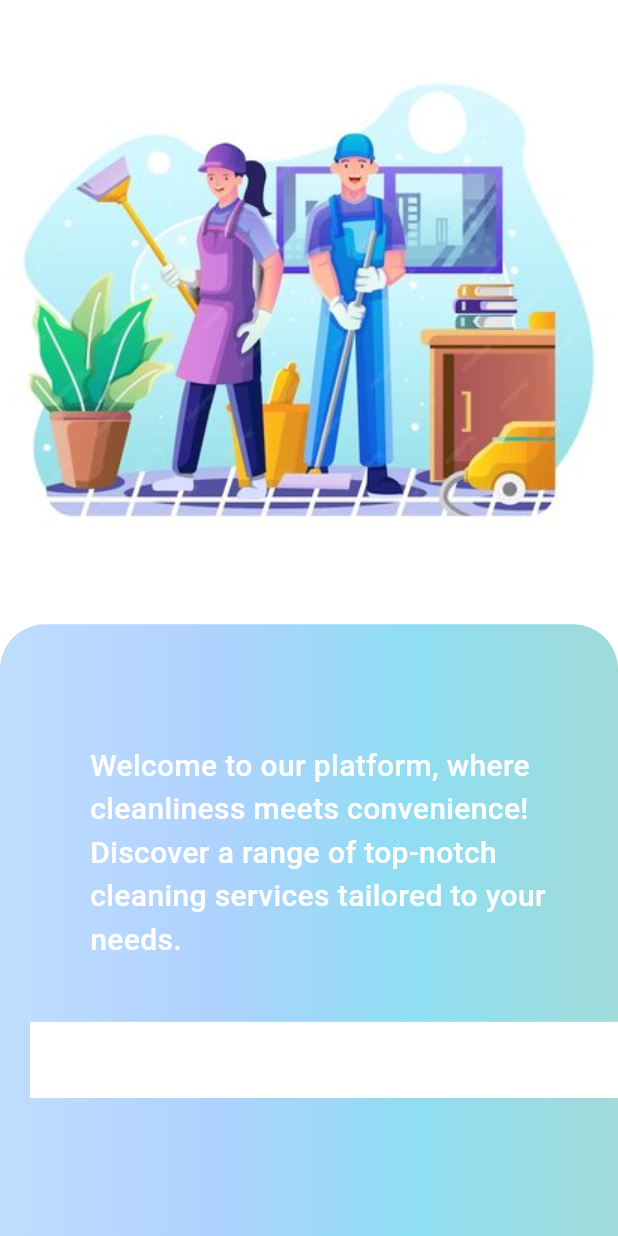
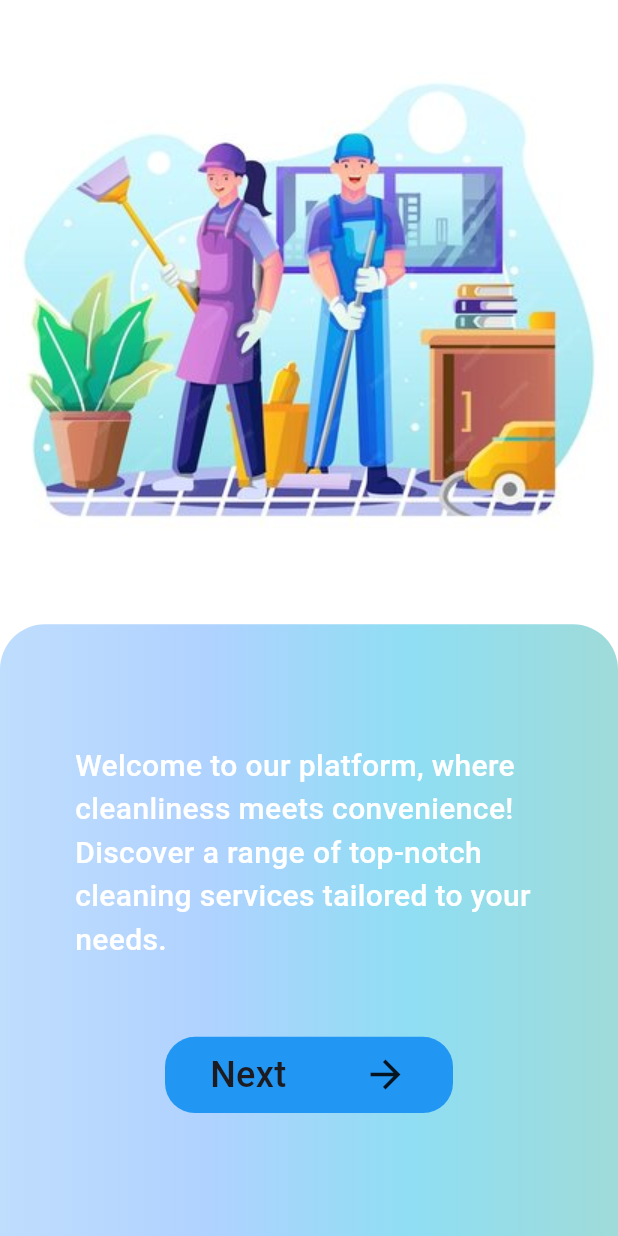
Before and after one commit to MianUsamaRasheed/jobVortex, a Flutter app: the screen it shows after launch, on a phone screen of 412 x 824 dp. Run offline on Flutter 3.47's test engine with Material 3 defaults, Android fonts, the phone set to English and light mode, and no system bars; our stand-ins replace page_transition.

Commit message:
After completing introductory screens UI

```diff
--- /dev/null
+++ b/lib/Model/sharedUI_Components/bottomSheetContainer.dart
@@ -0,0 +1,85 @@
+import 'package:flutter/material.dart';
+import 'package:jobvortex/Model/utils/colors.dart';
+import 'package:jobvortex/Model/utils/dimension.dart';
+
+
+class BottomSheetContainer extends StatelessWidget {
+  const BottomSheetContainer({
+    super.key,
+    required this.textData,
+    required this.onPressed,
+
+  });
+  final String textData;
+  final VoidCallback onPressed;
+  @override
+  Widget build(BuildContext context) {
+    return Container(
+      decoration: const BoxDecoration(
+        borderRadius: BorderRadius.only(
+          topRight: Radius.circular(30),
+          topLeft: Radius.circular(30),
+        ),
+        gradient: LinearGradient(
+          colors: gradientColors,
+          begin: Alignment.topLeft,
+          end:  Alignment.topRight,
+        ) ,
+      ),
+      padding: const EdgeInsets.only(top: 30,),
+      child: Column(
+        crossAxisAlignment: CrossAxisAlignment.stretch,
+        children: [
+          Padding(
+            padding: const EdgeInsets.all(50.0),
+            child: Text(
+              textData,
+              style: const TextStyle(
+                fontSize: 20,
+                color: Colors.white,
+                fontWeight: FontWeight.w500,
+              ),
+
+            ),
+          ),
+
+
+          Padding(
+            padding: const EdgeInsets.only(left: 110,right: 110),
+            child: GestureDetector(
+              onTap: onPressed,
+              child: Container(
+                padding: const EdgeInsets.only(left: 30,right: 30),
+                width: widgetWidth(100),
+                height: widgetHeight(50),
+                decoration: const BoxDecoration(
+                  color: Colors.blue,
+                  borderRadius: BorderRadius.all(Radius.circular(20),),
+
+                ),
+                child: const Row(
+                  mainAxisAlignment: MainAxisAlignment.spaceBetween,
+                  children: [
+                    Text(
+                      "Next",
+                      style: TextStyle(
+                        fontSize: 24,
+                        fontWeight: FontWeight.w500,
+                      ),
+                    ),
+                    Icon(
+                      Icons.arrow_forward,
+                      size: 30,
+                    ),
+
+                  ],
+                ),
+              ),
+            ),
+          ),
+
+        ],
+      ),
+    );
+  }
+}
--- /dev/null
+++ b/lib/Model/utils/colors.dart
@@ -0,0 +1,14 @@
+import 'package:flutter/material.dart';
+
+Color splash_Background_Color = Color(0xFFFAFAFA);
+Color? splash_title_color =  Colors.blue[800];
+Color? cleaning_intro_color = Colors.white;
+Color? cleaning_intro_bottom_color = Colors.blue[300];
+
+
+const List<Color> gradientColors = [
+  Color(0xFFBFDDFD),
+  Color(0xFFB0D2FF),
+  Color(0xFF8FDEF3),
+  Color(0xFF9FDBD9),
+];
--- a/lib/Model/utils/constant.dart
+++ b/lib/Model/utils/constant.dart
@@ -6,18 +6,3 @@ class AppConstant{
   static const double designWidth = 375;
 
 }
-
-// colors constant
-
-Color splash_Background_Color = Color(0xFFFAFAFA);
-Color? splash_title_color =  Colors.blue[800];
-Color? cleaning_intro_color = Colors.white;
-Color? cleaning_intro_bottom_color = Colors.blue[300];
-
-
-const List<Color> gradientColors = [
-  Color(0xFFBFDDFD),
-  Color(0xFFB0D2FF),
-  Color(0xFF8FDEF3),
-  Color(0xFF9FDBD9),
-];
--- /dev/null
+++ b/lib/View/Introductory_UI/cleaningIntro.dart
@@ -0,0 +1,44 @@
+import 'package:flutter/material.dart';
+import 'package:jobvortex/Model/utils/colors.dart';
+import 'package:jobvortex/Model/utils/dimension.dart';
+import 'package:jobvortex/Model/sharedUI_Components/bottomSheetContainer.dart';
+import 'package:jobvortex/View/Introductory_UI/electricianIntro.dart';
+import 'package:page_transition/page_transition.dart';
+
+class CleaningIntro extends StatelessWidget {
+  const CleaningIntro({super.key});
+
+  @override
+  Widget build(BuildContext context) {
+    return SafeArea(
+      child: Scaffold(
+        backgroundColor: cleaning_intro_color,
+        body: Column(
+          children: [
+            SizedBox(
+              child: Image.asset('images/cleaningIntro.jpg'),
+            ),
+            SizedBox(
+              height: widgetHeight(16),
+            ),
+            Expanded(
+              child: BottomSheetContainer(
+                textData:
+                    "Welcome to our platform, where cleanliness meets convenience! Discover a range of top-notch cleaning services tailored to your needs. ",
+                onPressed: () {
+                  Navigator.push(
+                    context,
+                    PageTransition(
+                      type: PageTransitionType.rightToLeft,
+                      child: const ElectricianIntro(),
+                    ),
+                  );
+                },
+              ),
+            ),
+          ],
+        ),
+      ),
+    );
+  }
+}
--- a/lib/View/splash.dart
+++ b/lib/View/Introductory_UI/splash.dart
@@ -1,7 +1,7 @@
 import 'package:flutter/material.dart';
-import 'package:jobvortex/Model/utils/constant.dart';
+import 'package:jobvortex/Model/utils/colors.dart';
 import 'package:jobvortex/Model/utils/dimension.dart';
-import 'package:jobvortex/View/cleaningIntro.dart';
+import 'package:jobvortex/View/Introductory_UI/cleaningIntro.dart';
 import 'package:page_transition/page_transition.dart';
 
 class Splash extends StatefulWidget {
@@ -17,7 +17,7 @@ class _SplashState extends State<Splash> {
     // TODO: implement initState
     super.initState();
     // Add a delay of seconds (adjust as needed)
-    Future.delayed(const Duration(seconds: 2), () {
+    Future.delayed(const Duration(seconds: 3), () {
       // Navigate to the main page after the delay
       Navigator.pushReplacement(context, PageTransition(type: PageTransitionType.fade, child: const CleaningIntro()));
     });
--- a/lib/View/cleaningIntro.dart
+++ /dev/null
@@ -1,67 +0,0 @@
-import 'package:flutter/material.dart';
-import 'package:jobvortex/Model/utils/constant.dart';
-import 'package:jobvortex/Model/utils/dimension.dart';
-
-class CleaningIntro extends StatelessWidget {
-  const CleaningIntro({super.key});
-
-  @override
-  Widget build(BuildContext context) {
-    return SafeArea(
-      child: Scaffold(
-        backgroundColor: cleaning_intro_color,
-        body: Column(
-          children: [
-            SizedBox(
-              child: Image.asset('images/cleaningIntro.jpg'),
-            ),
-            SizedBox(
-              height: widgetHeight(16),
-            ),
-            Expanded(
-              child: Container(
-                decoration: const BoxDecoration(
-                  borderRadius: BorderRadius.only(
-                    topRight: Radius.circular(30),
-                    topLeft: Radius.circular(30),
-                  ),
-                  gradient: LinearGradient(
-                      colors: gradientColors,
-                      begin: Alignment.topLeft,
-                      end:  Alignment.topRight,
-                  ) ,
-                ),
-                padding: const EdgeInsets.only(top: 40,left: 20,),
-                child: Column(
-                  crossAxisAlignment: CrossAxisAlignment.stretch,
-                  children: [
-                    const Padding(
-                      padding: EdgeInsets.all(40.0),
-                      child: Text(
-                          "Welcome to our platform, where cleanliness meets convenience! Discover a range of top-notch cleaning services tailored to your needs. ",
-                        style: TextStyle(
-                          fontSize: 20,
-                          color: Colors.white,
-                          fontWeight: FontWeight.w500,
-                        ),
-
-                      ),
-                    ),
-
-
-                    Container(
-                      width: widgetWidth(200),
-                      height: widgetHeight(50),
-                      color: Colors.white,
-                    ),
-
-                  ],
-                ),
-              ),
-            ),
-          ],
-        ),
-      ),
-    );
-  }
-}
--- a/lib/main.dart
+++ b/lib/main.dart
@@ -1,5 +1,5 @@
 import 'package:flutter/material.dart';
-import 'package:jobvortex/View/splash.dart';
+import 'package:jobvortex/View/Introductory_UI/splash.dart';
 import 'Model/utils/dimension.dart';
 
 void main() {
```
Also changed, not shown: lib/View/Introductory_UI/airConditionerIntro.dart (added, +43 -0 lines), lib/View/Introductory_UI/electricianIntro.dart (added, +43 -0 lines), lib/View/Introductory_UI/plumberingIntro.dart (added, +43 -0 lines), lib/View/LogIn_UI/signIn.dart (added, +155 -0 lines), images/airConditionerIntro.jpg (added), images/electricianIntro.jpg (added), images/plumberIntro.jpg (added).
